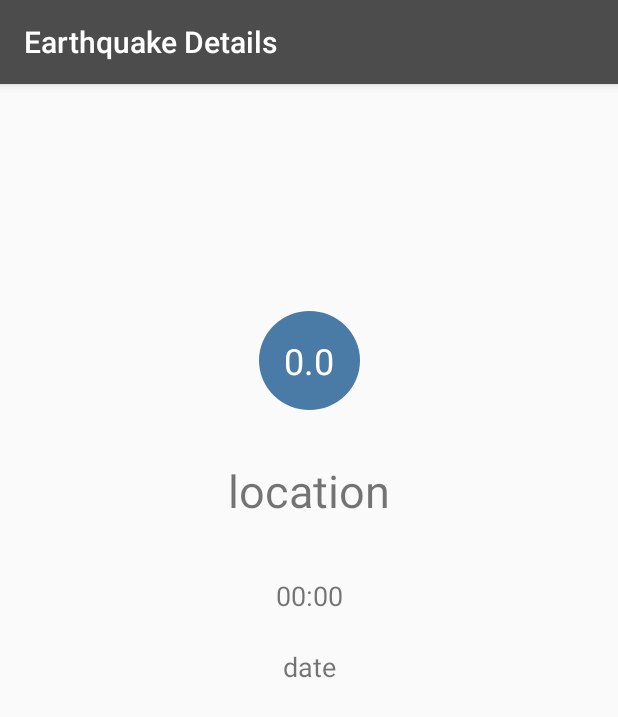
After one commit to endlessrequiem/QuickQuakes, an Android app: the EarthquakeDetailActivity screen opened directly, with no data from a screen before it, on a phone screen of 412 x 824 dp. The commit adds this screen. Shown: the top 717 px of the screen. Run offline under Robolectric (Android 15) with nearby library versions, the phone set to English and light mode, and no system bars.

Commit message:
added in-app details page for each earthquake

```diff
--- /dev/null
+++ b/app/src/main/java/austindev/xyz/quickquakes/EarthquakeDetailActivity.java
@@ -0,0 +1,108 @@
+package austindev.xyz.quickquakes;
+
+import android.content.Context;
+import android.content.Intent;
+import android.content.SharedPreferences;
+import android.graphics.drawable.GradientDrawable;
+import android.net.Uri;
+import android.os.Bundle;
+import android.view.Menu;
+import android.view.MenuItem;
+import android.widget.TextView;
+
+import androidx.appcompat.app.AppCompatActivity;
+import androidx.core.content.ContextCompat;
+
+import java.util.ArrayList;
+import austindev.xyz.quickquakes.EarthquakeAdapter;
+
+
+public class EarthquakeDetailActivity extends AppCompatActivity {
+
+    SharedPreferences earthquakeLocationInfo;
+    SharedPreferences earthquakeMagnitudeInfo;
+    SharedPreferences earthquakeDateInfo;
+    SharedPreferences earthquakeTimeInfo;
+
+    @Override
+    protected void onCreate(Bundle savedInstanceState) {
+        super.onCreate(savedInstanceState);
+        setContentView(R.layout.earthquake_detail_activity);
+
+
+        TextView location = findViewById(R.id.location);
+        TextView magnitude = findViewById(R.id.magnitude);
+        TextView time = findViewById(R.id.currTime);
+        TextView date = findViewById(R.id.currDate);
+
+        earthquakeLocationInfo = getSharedPreferences(getString(R.string.location_key),Context.MODE_PRIVATE);
+        earthquakeMagnitudeInfo = getSharedPreferences(getString(R.string.magnitude_key),Context.MODE_PRIVATE);
+        earthquakeDateInfo = getSharedPreferences(getString(R.string.date_key), Context.MODE_PRIVATE);
+        earthquakeTimeInfo = getSharedPreferences(getString(R.string.time_key), Context.MODE_PRIVATE);
+
+
+        String currLocation  = earthquakeLocationInfo.getString(getString(R.string.location_key), getResources().getString(R.string.location_default));
+        String currMagnitude = earthquakeMagnitudeInfo.getString(getString(R.string.magnitude_key), getResources().getString(R.string.magnitude_default));
+        String currTime = earthquakeTimeInfo.getString(getString(R.string.time_key), getResources().getString(R.string.time_default));
+        String currDate = earthquakeDateInfo.getString(getString(R.string.date_key), getResources().getString(R.string.date_default));
+
+        location.setText(currLocation);
+        magnitude.setText(currMagnitude);
+        time.setText(currTime);
+        date.setText(currDate);
+
+        GradientDrawable magnitudeCircle = (GradientDrawable) magnitude.getBackground();
+        // Get the appropriate background color based on the current earthquake magnitude
+        int magnitudeColor = getMagnitudeColor(Double.parseDouble(currMagnitude));
+        // Set the color on the magnitude circle
+        magnitudeCircle.setColor(magnitudeColor);
+
+    }
+
+    public int getMagnitudeColor(double magnitude) {
+        int magnitudeColorResourceId;
+        int magnitudeFloor = (int) Math.floor(magnitude);
+        switch (magnitudeFloor) {
+            case 0:
+            case 1:
+                magnitudeColorResourceId = R.color.magnitude1;
+                break;
+            case 2:
+                magnitudeColorResourceId = R.color.magnitude2;
+                break;
+            case 3:
+                magnitudeColorResourceId = R.color.magnitude3;
+                break;
+            case 4:
+                magnitudeColorResourceId = R.color.magnitude4;
+                break;
+            case 5:
+                magnitudeColorResourceId = R.color.magnitude5;
+                break;
+            case 6:
+                magnitudeColorResourceId = R.color.magnitude6;
+                break;
+            case 7:
+                magnitudeColorResourceId = R.color.magnitude7;
+                break;
+            case 8:
+                magnitudeColorResourceId = R.color.magnitude8;
+                break;
+            case 9:
+                magnitudeColorResourceId = R.color.magnitude9;
+                break;
+            default:
+                magnitudeColorResourceId = R.color.magnitude10plus;
+                break;
+        }
+
+        return ContextCompat.getColor(this, magnitudeColorResourceId);
+    }
+
+
+    public boolean onSupportNavigateUp() {
+        this.onBackPressed();
+        this.overridePendingTransition(0, 0);
+        return true;
+    }
+}
--- /dev/null
+++ b/app/src/main/res/layout/earthquake_detail_activity.xml
@@ -0,0 +1,74 @@
+<?xml version="1.0" encoding="utf-8"?>
+<androidx.constraintlayout.widget.ConstraintLayout xmlns:android="http://schemas.android.com/apk/res/android"
+    xmlns:app="http://schemas.android.com/apk/res-auto"
+    xmlns:tools="http://schemas.android.com/tools"
+    android:layout_width="match_parent"
+    android:layout_height="match_parent">
+
+    <TextView
+        android:id="@+id/location"
+        android:layout_width="wrap_content"
+        android:layout_height="wrap_content"
+        android:layout_marginStart="142dp"
+        android:layout_marginEnd="142dp"
+        android:layout_marginBottom="14dp"
+        android:padding="5sp"
+        android:text="Location"
+        android:textAlignment="center"
+        android:textSize="30sp"
+        app:layout_constraintBottom_toTopOf="@+id/currTime"
+        app:layout_constraintEnd_toEndOf="parent"
+        app:layout_constraintStart_toStartOf="parent"
+        app:layout_constraintTop_toBottomOf="@+id/magnitude" />
+
+    <TextView
+        android:id="@+id/magnitude"
+        android:layout_width="67dp"
+        android:layout_height="66dp"
+        android:layout_marginStart="142dp"
+        android:layout_marginTop="139dp"
+        android:layout_marginEnd="142dp"
+        android:layout_marginBottom="16dp"
+        android:background="@drawable/magnitude_circle"
+        android:gravity="center"
+        android:text="0.0"
+        android:textColor="#FFFFFF"
+        android:textSize="24sp"
+        app:layout_constraintBottom_toTopOf="@+id/location"
+        app:layout_constraintEnd_toEndOf="parent"
+        app:layout_constraintStart_toStartOf="parent"
+        app:layout_constraintTop_toTopOf="parent"
+        app:layout_constraintVertical_bias="0.51" />
+
+    <TextView
+        android:id="@+id/currTime"
+        android:layout_width="wrap_content"
+        android:layout_height="wrap_content"
+        android:layout_marginStart="142dp"
+        android:layout_marginEnd="142dp"
+        android:padding="5sp"
+        android:text="Time"
+        android:textAlignment="center"
+        android:textSize="18sp"
+        app:layout_constraintBottom_toTopOf="@+id/currDate"
+        app:layout_constraintEnd_toEndOf="parent"
+        app:layout_constraintStart_toStartOf="parent"
+        app:layout_constraintTop_toBottomOf="@+id/location" />
+
+    <TextView
+        android:id="@+id/currDate"
+        android:layout_width="wrap_content"
+        android:layout_height="wrap_content"
+        android:layout_marginStart="142dp"
+        android:layout_marginEnd="142dp"
+        android:layout_marginBottom="350dp"
+        android:padding="5sp"
+        android:text="Date"
+        android:textAlignment="center"
+        android:textSize="18sp"
+        app:layout_constraintBottom_toBottomOf="parent"
+        app:layout_constraintEnd_toEndOf="parent"
+        app:layout_constraintStart_toStartOf="parent"
+        app:layout_constraintTop_toBottomOf="@+id/currTime" />
+
+</androidx.constraintlayout.widget.ConstraintLayout>
--- a/app/src/main/res/values/strings.xml
+++ b/app/src/main/res/values/strings.xml
@@ -3,6 +3,7 @@
 <resources>
     <!-- Title for the application. [CHAR LIMIT=12] -->
     <string name="app_name">Quick Quakes</string>
+    <string name="details">Earthquake Details</string>
 
     <!-- Default text to show with the earthquake location ("Near the Pacific-Antarctic Ridge")
          if no specific kilometer distance from the primary location is given [CHAR LIMIT=30] -->
@@ -36,4 +37,18 @@
     <!-- Label for order-by most recent option [CHAR LIMIT=20] -->
     <string name="settings_order_by_most_recent_label">Most Recent</string>
     <string name="settings_order_by_most_recent_value" translatable="false">time</string>
+
+    <!-- Labels for EarthquakeDetailActivity Display -->
+    <string name="magnitude_key" translatable="false">magnitude</string>
+    <string name="magnitude_default" translatable="false">0.0</string>
+
+    <string name="location_key" translatable="false">location</string>
+    <string name="location_default" translatable="false">location</string>
+
+    <string name="date_key" translatable="false">date</string>
+    <string name="date_default" translatable="false">date</string>
+
+    <string name="time_key" translatable="false">time</string>
+    <string name="time_default" translatable="false">00:00</string>
+
 </resources>
```
Also changed, not shown: app/src/main/AndroidManifest.xml (+7 -0 lines), app/src/main/java/austindev/xyz/quickquakes/EarthquakeActivity.java (+56 -5 lines), app/src/main/java/austindev/xyz/quickquakes/EarthquakeAdapter.java (+6 -1 lines).
